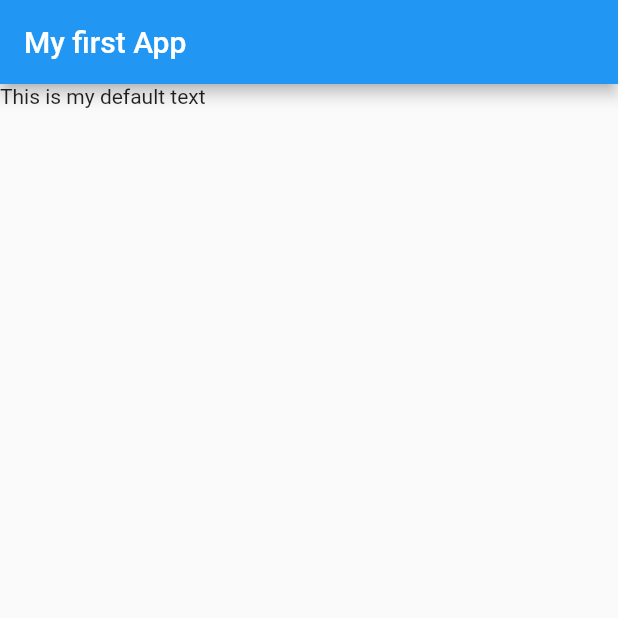
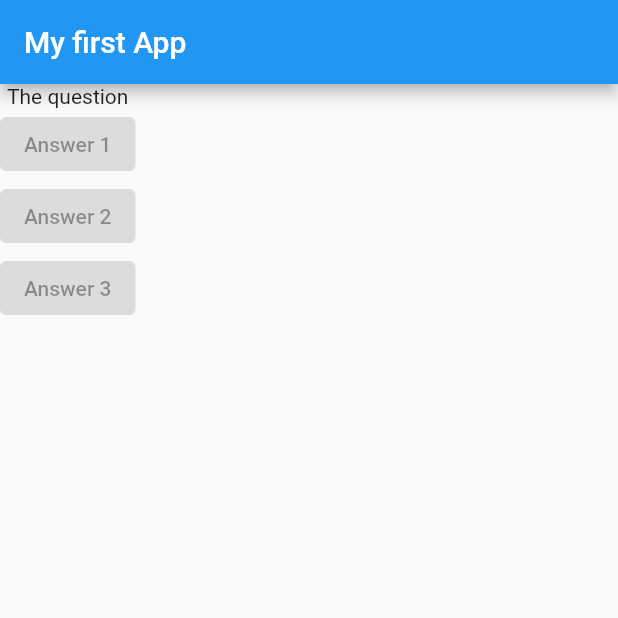
Before and after one commit to klemenramsak/flutter-my_app, a Flutter app: the screen it shows after launch, on a phone screen of 412 x 824 dp, the top half of it. Run offline on Flutter 3.47's test engine with Material 2 defaults, Android fonts, the phone set to English and light mode, and no system bars.

Commit message:
Made basic quiz app

```diff
--- a/lib/main.dart
+++ b/lib/main.dart
@@ -8,12 +8,23 @@ class MyApp extends StatelessWidget {
   const MyApp({Key? key}) : super(key: key);
   @override
   Widget build(BuildContext context) {
+    var questions = [
+      "What's your favourite colour?",
+      "What is your favourite animal?",
+    ];
     return MaterialApp(
       home: Scaffold(
         appBar: AppBar(
           title: const Text("My first App"),
         ),
-        body: const Text("This is my default text"),
+        body: Column(
+          children: const [
+            Text("The question"),
+            ElevatedButton(onPressed: null, child: Text("Answer 1")),
+            ElevatedButton(onPressed: null, child: Text("Answer 2")),
+            ElevatedButton(onPressed: null, child: Text("Answer 3")),
+          ],
+        ),
       ),
     );
   }
```
